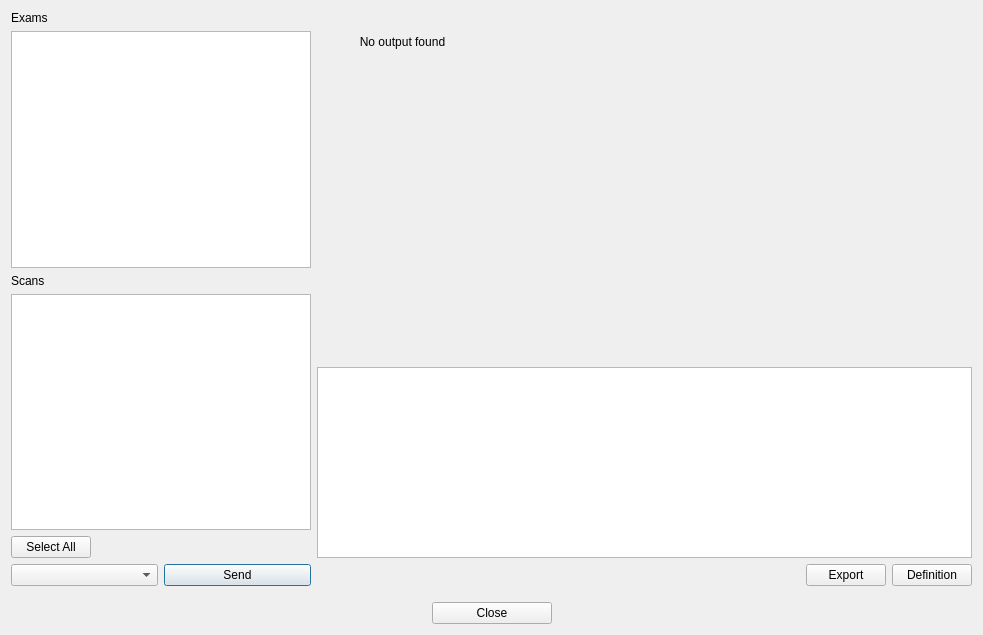
Old version of the form services/ui/forms/studyviewer.ui in the repository mri4all/console.
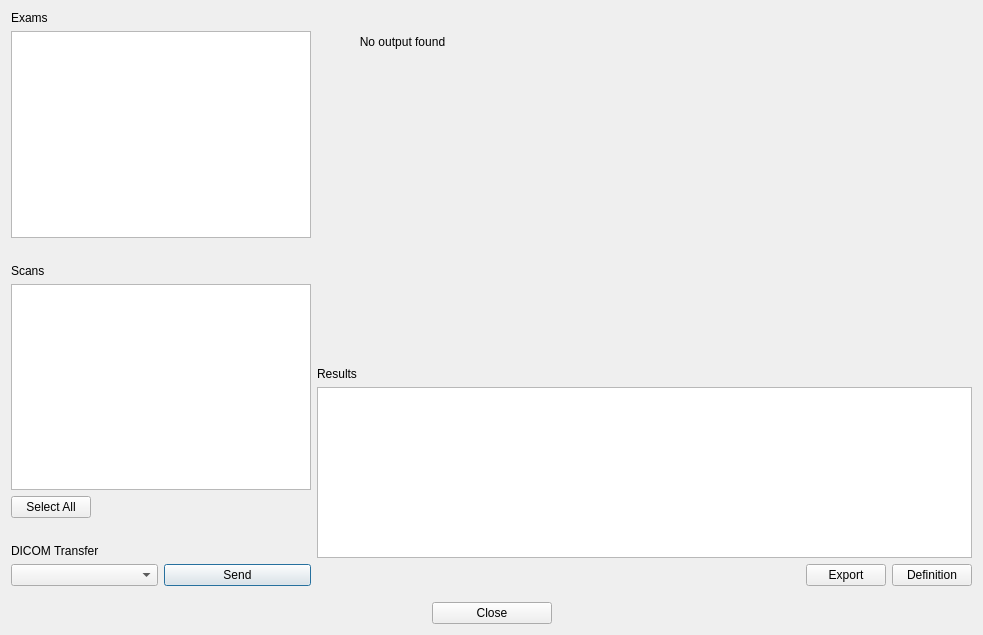
New version of the form.

Commit message: Continued with study viewer

```diff
--- a/services/ui/forms/studyviewer.ui
+++ b/services/ui/forms/studyviewer.ui
@@ -29,7 +29,23 @@
         <widget class="QListWidget" name="examListWidget"/>
        </item>
        <item>
-        <widget class="QLabel" name="label_3">
+        <spacer name="verticalSpacer_2">
+         <property name="orientation">
+          <enum>Qt::Vertical</enum>
+         </property>
+         <property name="sizeType">
+          <enum>QSizePolicy::Fixed</enum>
+         </property>
+         <property name="sizeHint" stdset="0">
+          <size>
+           <width>20</width>
+           <height>20</height>
+          </size>
+         </property>
+        </spacer>
+       </item>
+       <item>
+        <widget class="QLabel" name="scansLabel">
          <property name="text">
           <string>Scans</string>
          </property>
@@ -61,6 +77,29 @@
          </property>
         </widget>
        </item>
+       <item>
+        <spacer name="verticalSpacer_3">
+         <property name="orientation">
+          <enum>Qt::Vertical</enum>
+         </property>
+         <property name="sizeType">
+          <enum>QSizePolicy::Fixed</enum>
+         </property>
+         <property name="sizeHint" stdset="0">
+          <size>
+           <width>20</width>
+           <height>20</height>
+          </size>
+         </property>
+        </spacer>
+       </item>
+       <item>
+        <widget class="QLabel" name="dicomSendLabel">
+         <property name="text">
+          <string>DICOM Transfer</string>
+         </property>
+        </widget>
+       </item>
        <item>
         <layout class="QHBoxLayout" name="horizontalLayout_2">
          <item>
@@ -117,6 +156,13 @@
          </widget>
         </widget>
        </item>
+       <item>
+        <widget class="QLabel" name="resultsLabel">
+         <property name="text">
+          <string>Results</string>
+         </property>
+        </widget>
+       </item>
        <item>
         <widget class="QListWidget" name="resultListWidget">
          <property name="sizePolicy">
```
Left out of the diff: 2 changed lines with no effect on the pictures. The commit also changes 2 other files.
